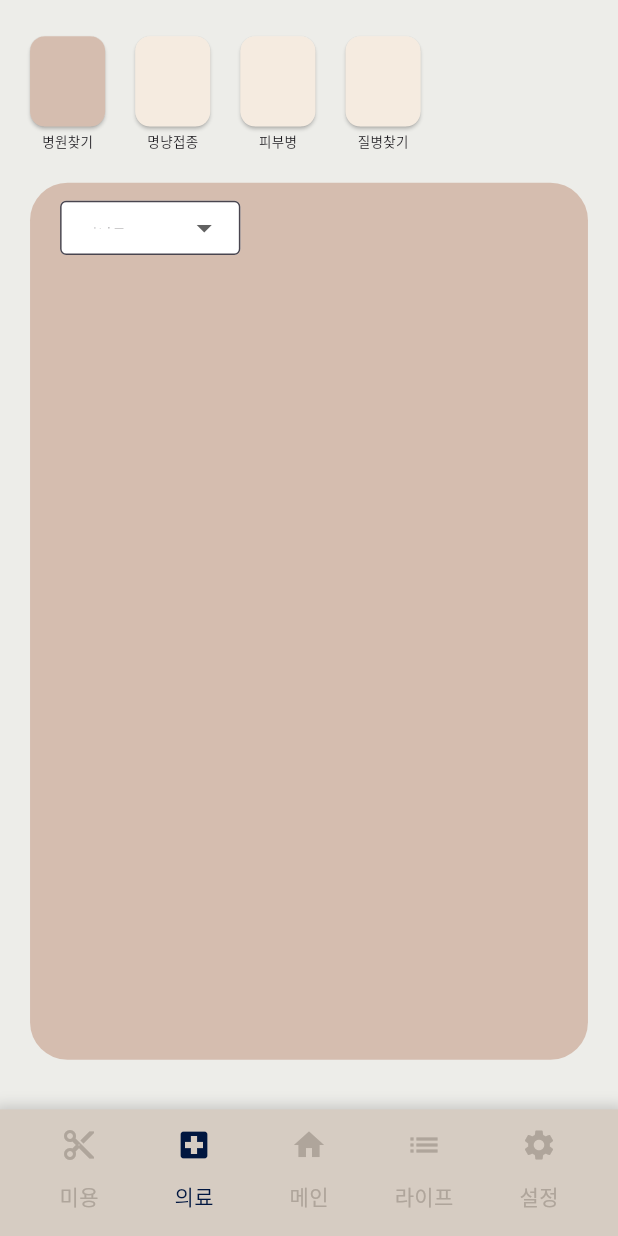
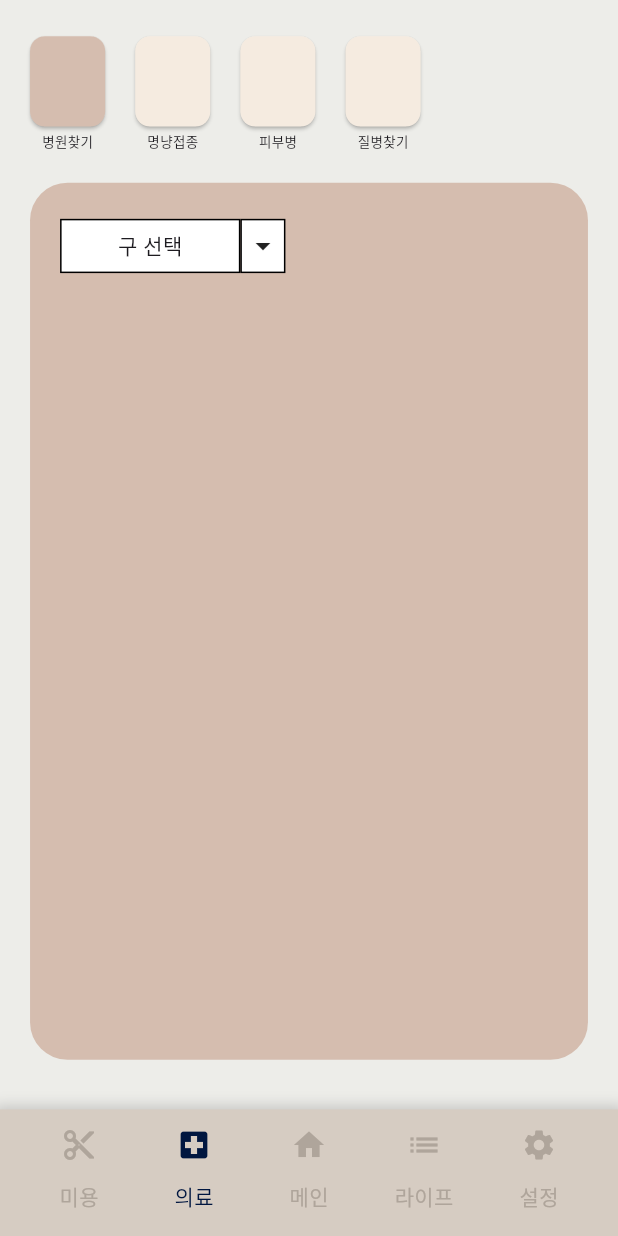
Before and after one commit to chohuison/pettopia-front, a Flutter app: the screen it shows after launch, item 2 of the bottom bar chosen, on a phone screen of 412 x 824 dp. Run offline on Flutter 3.47's test engine with Material 3 defaults, Android fonts, the phone set to English and light mode, and no system bars; our stand-ins replace camera, flutter_screenutil, image_picker, table_calendar.

Commit message:
feat/regionSelectBox

```diff
--- a/pettopia_front/lib/enum/LiveType.dart
+++ b/pettopia_front/lib/enum/LiveType.dart
@@ -1 +1 @@
-enum LiveType{TRUE,FALSE}
+enum LiveType{TRUE,MIDIUM,FALSE}
--- a/pettopia_front/lib/hospital/page/hospitalSearch.dart
+++ b/pettopia_front/lib/hospital/page/hospitalSearch.dart
@@ -10,40 +10,39 @@ import 'package:pettopia_front/hospital/widget/hospitalValue.dart';
 
 import 'package:pettopia_front/hospital/widget/regionSelectBox.dart';
 
-class HospitalSearch extends StatefulWidget   {
+class HospitalSearch extends StatefulWidget {
   const HospitalSearch({Key? key}) : super(key: key);
 
   @override
   _HospitalSearchState createState() => _HospitalSearchState();
 }
 
-class _HospitalSearchState extends State<HospitalSearch> with AutomaticKeepAliveClientMixin{
+class _HospitalSearchState extends State<HospitalSearch>
+    with AutomaticKeepAliveClientMixin {
   @override
   bool get wantKeepAlive => true;
 
-
- late List<Map<String,dynamic>> _hospitalAppBar;
-   AppBarList _appBarList= AppBarList();
+  late List<Map<String, dynamic>> _hospitalAppBar;
+  AppBarList _appBarList = AppBarList();
   @override
   void initState() {
     super.initState();
 
-
-_hospitalAppBar=_appBarList.getHospitalAppBar();
+    _hospitalAppBar = _appBarList.getHospitalAppBar();
   }
 
+  List<Map<String, dynamic>>? _hospitalList;
+  //여기 나중에 지역 바뀔때마다 병원 가져오면 될듯
+  void _fetchHospitalList(String selectedRegion){
 
-
- List<Map<String, dynamic>>? _hospitalList;
-  //여기 나중에 지역 바뀔때마다 병원 가져오면 될듯
-  List<Map<String, dynamic>> _fetchHospitalList(String selectedRegion) {
-
-    return [
+    setState(() {
+      _hospitalList= [
       {'name': '병원1', 'address': '주소1', 'phone': '전화번호1'},
       {'name': '병원2', 'address': '주소2', 'phone': '전화번호2'},
       {'name': '병원3', 'address': '주소3', 'phone': '전화번호3'},
-       {'name': '병원4', 'address': '주소4', 'phone': '전화번호4'},
+      {'name': '병원4', 'address': '주소4', 'phone': '전화번호4'},
     ];
+    });
   }
 
   @override
@@ -59,13 +58,16 @@ _hospitalAppBar=_appBarList.getHospitalAppBar();
           );
         },
         home: Scaffold(
-        resizeToAvoidBottomInset: false,
+          resizeToAvoidBottomInset: false,
           backgroundColor: Color.fromRGBO(237, 237, 233, 1.0),
           body: Column(
             children: <Widget>[
-            CustomAppBar(page: 0, barList: _hospitalAppBar, buttonHandler:_appBarList.hospitalAppBarHandler),
+              CustomAppBar(
+                  page: 0,
+                  barList: _hospitalAppBar,
+                  buttonHandler: _appBarList.hospitalAppBarHandler),
               Container(
-                width:500.w,
+                width: 500.w,
                 height: 485.h,
                 margin:
                     EdgeInsets.symmetric(vertical: 1.0.h, horizontal: 20.0.w),
@@ -73,27 +75,38 @@ _hospitalAppBar=_appBarList.getHospitalAppBar();
                   color: Color(0xFFD5BDAF),
                   borderRadius: BorderRadius.circular(25),
                 ),
-                child: Column(
-                  children: <Widget>[
-                    Container(
-                      alignment: Alignment.centerLeft,
-                      child:  RegionSelectBox(
-            onRegionSelected: (selectedRegion) {
-              setState(() {
-                _hospitalList = _fetchHospitalList(selectedRegion); // 선택한 지역에 따른 병원 목록 가져오기
-              });
-            },
-          ),
-          padding: EdgeInsets.fromLTRB(20.w, 10.h, 0.w, 10.h),
-          height: 50.h,
-        ),
-
-                    if (_hospitalList != null)
+                child: Stack(
+                  children: [
+                    Positioned(
+                        top:35.h,
+                        child: Container(
+                      //  color: Colors.blue,
+                       height: 440.h,
+                       width: 370.w,
+                       child:Column(
+                        children:<Widget> [
+                       if (_hospitalList != null)
                       HospitalList(
                         hospitalList: _hospitalList!,
                       ),
+
+                        ],
+
+                       )
+
+                    )),
+                    //selectBox부분
+                    Positioned(
+
+                      width: 200.w,
+                      child: Container(
+                      // color: Colors.red,
+                      height: 300.h,
+                       child: RegionSelectBox(onRegionSelected: _fetchHospitalList),
+
+                    ))
                   ],
-                ),
+                )
               ),
             ],
           ),
--- a/pettopia_front/lib/hospital/widget/regionSelectBox.dart
+++ b/pettopia_front/lib/hospital/widget/regionSelectBox.dart
@@ -3,21 +3,27 @@ import 'package:flutter_screenutil/flutter_screenutil.dart';
 import 'package:pettopia_front/enum/region.dart';
 
 class RegionSelectBox extends StatefulWidget {
-  final void Function(String selectedRegion)? onRegionSelected; // 선택한 지역을 알리는 콜백
+  final void Function(String selectedRegion)?
+      onRegionSelected;
 
-  const RegionSelectBox({Key? key, this.onRegionSelected}) : super(key: key);
+
+  const RegionSelectBox({Key? key, required this.onRegionSelected})
+      : super(key: key);
 
   @override
   _RegionSelectBoxState createState() => _RegionSelectBoxState();
 }
 
-class _RegionSelectBoxState extends State<RegionSelectBox> with AutomaticKeepAliveClientMixin {
+class _RegionSelectBoxState extends State<RegionSelectBox>
+    with AutomaticKeepAliveClientMixin {
   @override
   bool get wantKeepAlive => true;
 
   late Region _region;
   late List<String> _regionList;
   late String _regionValue;
+  bool _isOpen = false;
+  String _selectBoxValue="구 선택";
 
   @override
   void initState() {
@@ -32,51 +38,82 @@ class _RegionSelectBoxState extends State<RegionSelectBox> with AutomaticKeepAli
     super.build(context);
 
     return Container(
-      width: 120.w,
-      child: Row(
-        children: [
-          Flexible(
-            child: DropdownButtonFormField<String>(
-              itemHeight: 50.h,
-              decoration: InputDecoration(
-                border: OutlineInputBorder(
-                  borderSide: BorderSide(
-                    color: Colors.black,
-                    width: 1,
+        width: 150.w,
+        height: 100.h,
+        child: Column(
+          children: <Widget>[
+            Container(
+              margin: EdgeInsets.only(top: 20.h, left: 20.w),
+              child: Row(
+                children: <Widget>[
+                  Container(
+                    width: 120.w,
+                    height: 30.h,
+                    decoration: BoxDecoration(
+                      color: Colors.white,
+                      border: Border.all(color: Colors.black, width: 1),
+                    ),
+                    child:Center(
+                      child:Text(_selectBoxValue)
+                    )
                   ),
+                  GestureDetector(
+                      onTap: () {
+                        setState(() {
+                          _isOpen = !_isOpen;
+                        });
+                        print("클릭함");
+                      },
+                      child: Container(
+                        width: 30.w,
+                        height: 30.h,
+                        decoration: BoxDecoration(
+                          color: Colors.white,
+                          border: Border.all(color: Colors.black, width: 1),
+                        ),
+                        child: Icon(
+                          _isOpen
+                              ? Icons.arrow_drop_up
+                              : Icons.arrow_drop_down, // 상태에 따라 아이콘 변경
+                        ),
+                      )),
+                ],
+              ),
+            ),
+            if (_isOpen)
+              Container(
+                margin: EdgeInsets.only(right: 38.w),
+                width: 120.w,
+                height: 200.h,
+                decoration: BoxDecoration(
+                  color: Colors.white,
+                  border: Border.all(color: Colors.black, width: 1),
                 ),
-                filled: true,
-                fillColor: Colors.white,
-              ),
-              value: _regionValue,
-              validator: (value) {
-                if (value == null || value.isEmpty) {
-                  return "구를 선택해주세요요";
-                }
-                return null;
-              },
-              onChanged: (String? value) {
-                setState(() {
-                  _regionValue = value!;
-                });
-                // 선택한 지역을 알리는 콜백 호출
-                if (widget.onRegionSelected != null) {
-                  widget.onRegionSelected!(_regionValue);
-                }
-              },
-              items: _regionList.map<DropdownMenuItem<String>>((String eachValue) {
-                return DropdownMenuItem<String>(
-                  value: eachValue,
-                  child: Container(
-                    height: 50.h,
-                    child: Text(eachValue, style: TextStyle(fontSize: 10.sp)),
-                  ),
-                );
-              }).toList(),
-            ),
-          ),
-        ],
-      ),
-    );
+                child: ListView.separated(
+                   padding: EdgeInsets.zero,
+                  itemCount: _regionList.length,
+                  itemBuilder: (BuildContext context, int index) {
+                    if (_regionList != null && index < _regionList.length) {
+                      final record = _regionList[index]!;
+                      return GestureDetector(
+                      onTap: () {
+                        setState(() {
+                          _isOpen = !_isOpen;
+                          _selectBoxValue=record;
+                        });
+                        widget.onRegionSelected!(record);
+
+                      },
+                      child:Center( child: Text(record)) );
+                    }
+                  }, separatorBuilder: (BuildContext context, int index) => const Divider(),
+                ),
+              )
+          ],
+        ));
   }
 }
+
+Widget value(String value) {
+  return Text(value);
+}
```
Also changed, not shown: pettopia_front/lib/hospital/page/findDisease.dart (+30 -24 lines), pettopia_front/lib/hospital/widget/SilimarDiseaseListValue.dart (+14 -19 lines), pettopia_front/lib/hospital/widget/SimilarDiseaseList.dart (+7 -9 lines), pettopia_front/lib/setting/page/petAddInformation.dart (added, +137 -0 lines), pettopia_front/lib/setting/page/settingMain.dart (+7 -0 lines), pettopia_front/lib/setting/widget/lifeStyleHablits.dart (added, +122 -0 lines).
